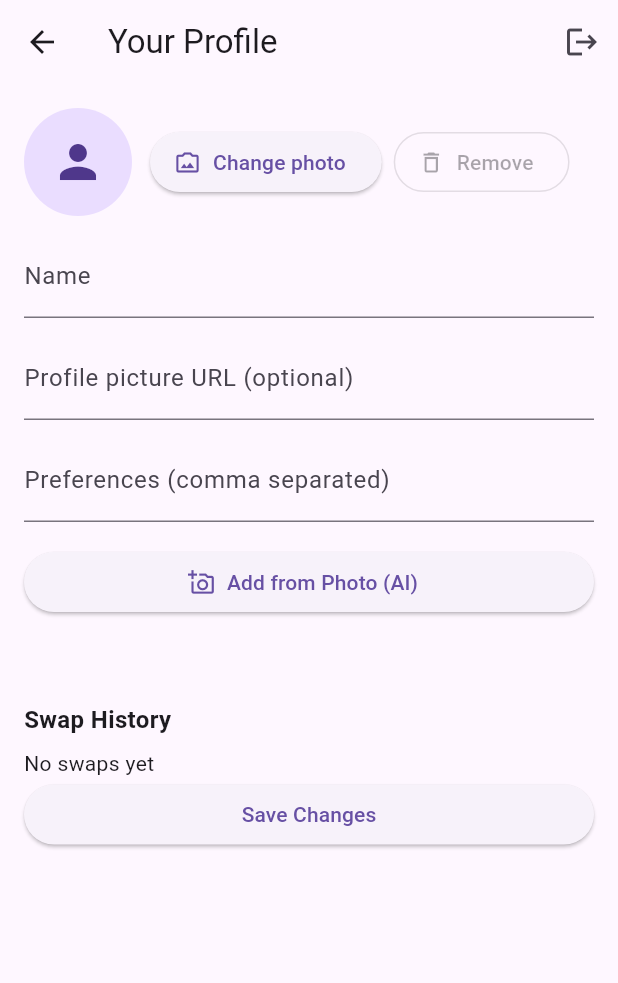
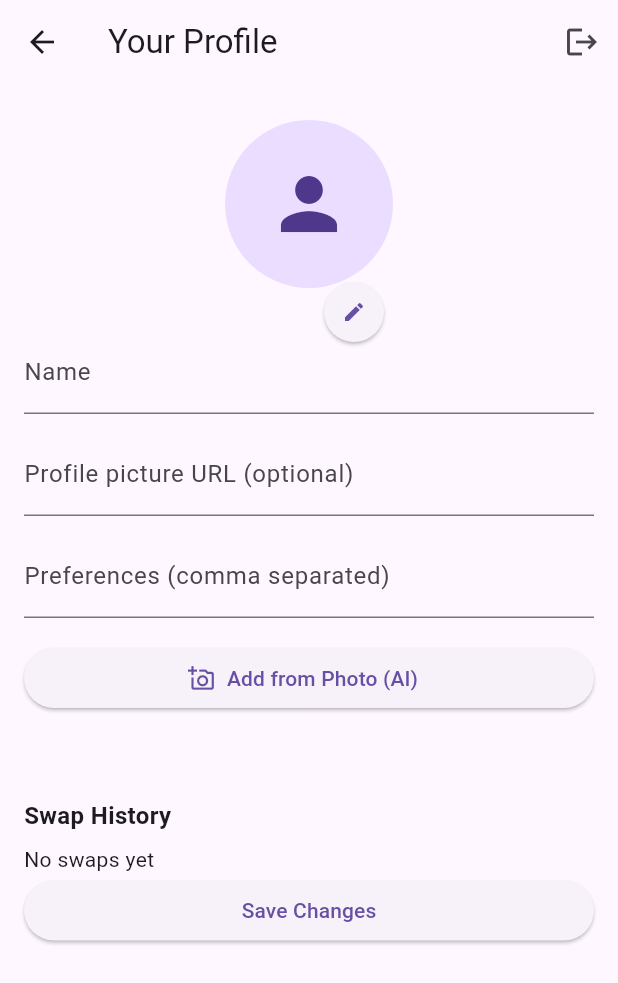
Before and after one commit to matheeshaW/swapwear, a Flutter app: the ProfileScreen screen opened by its route, on a phone screen of 412 x 824 dp. Shown: the top 983 px of the screen. Run offline on Flutter 3.47's test engine with Material 3 defaults, Android fonts, the phone set to English and light mode, and no system bars; our stand-ins replace cloud_firestore, cloud_functions, firebase_auth, firebase_core, firebase_storage, google_sign_in and 1 more; accounts and stored records are empty.

Commit message:
profile edit buttons were polished

```diff
--- a/lib/screens/profile_screen.dart
+++ b/lib/screens/profile_screen.dart
@@ -236,7 +236,7 @@ class _ProfileScreenState extends State<ProfileScreen> {
                       Text(_error!, style: const TextStyle(color: Colors.red)),
                       const SizedBox(height: 12),
                     ],
-                    // Avatar row
+                    // Avatar - centered with edit and delete actions
                     StreamBuilder<DocumentSnapshot<Map<String, dynamic>>>(
                       stream: FirebaseFirestore.instance
                           .collection('users')
@@ -246,23 +246,34 @@ class _ProfileScreenState extends State<ProfileScreen> {
                         final pic =
                             snap.data?.data()?['profilePic'] as String? ??
                             _photoController.text.trim();
-                        return Row(
+                        return Column(
+                          children: [
+                            const SizedBox(height: 8),
+                            Center(
+                              child: Stack(
+                                clipBehavior: Clip.none,
                                 children: [
                                   CircleAvatar(
-                              radius: 36,
+                                    radius: 56,
                                     backgroundImage: (pic.isNotEmpty)
                                         ? NetworkImage(pic)
                                         : null,
                                     child: (pic.isEmpty)
-                                  ? const Icon(Icons.person, size: 36)
+                                        ? const Icon(Icons.person, size: 56)
                                         : null,
                                   ),
-                            const SizedBox(width: 12),
-                            ElevatedButton.icon(
+                                  Positioned(
+                                    right: -6,
+                                    bottom: -40,
+                                    child: ElevatedButton(
+                                      style: ElevatedButton.styleFrom(
+                                        shape: const CircleBorder(),
+                                        padding: const EdgeInsets.all(8),
+                                      ),
                                       onPressed: _photoUploading
                                           ? null
                                           : _changeProfilePhoto,
-                              icon: _photoUploading
+                                      child: _photoUploading
                                           ? const SizedBox(
                                               height: 16,
                                               width: 16,
@@ -270,19 +281,31 @@ class _ProfileScreenState extends State<ProfileScreen> {
                                                 strokeWidth: 2,
                                               ),
                                             )
-                                  : const Icon(
-                                      Icons.photo_camera_back_outlined,
+                                          : const Icon(Icons.edit, size: 16),
                                     ),
-                              label: const Text('Change photo'),
                                   ),
-                            const SizedBox(width: 8),
-                            OutlinedButton.icon(
-                              onPressed: (_photoUploading || (pic.isEmpty))
+                                  if (pic.isNotEmpty)
+                                    Positioned(
+                                      left: -6,
+                                      bottom: -40,
+                                      child: OutlinedButton(
+                                        style: OutlinedButton.styleFrom(
+                                          shape: const CircleBorder(),
+                                          padding: const EdgeInsets.all(8),
+                                        ),
+                                        onPressed: _photoUploading
                                             ? null
                                             : _removeProfilePhoto,
-                              icon: const Icon(Icons.delete_outline),
-                              label: const Text('Remove'),
+                                        child: const Icon(
+                                          Icons.delete_outline,
+                                          size: 16,
                                         ),
+                                      ),
+                                    ),
+                                ],
+                              ),
+                            ),
+                            const SizedBox(height: 16),
                           ],
                         );
                       },
```
Lines whose indentation alone changed are shown as unchanged.
